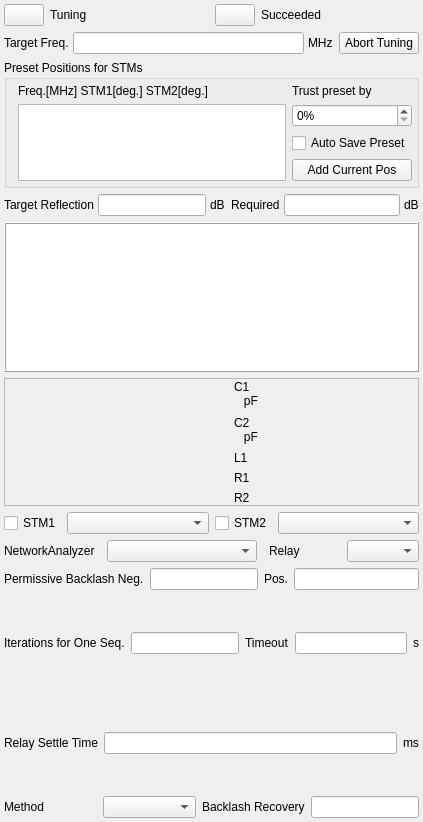
Old version of the form modules/nmr/autolctunerform.ui in the repository northriv/KAME.
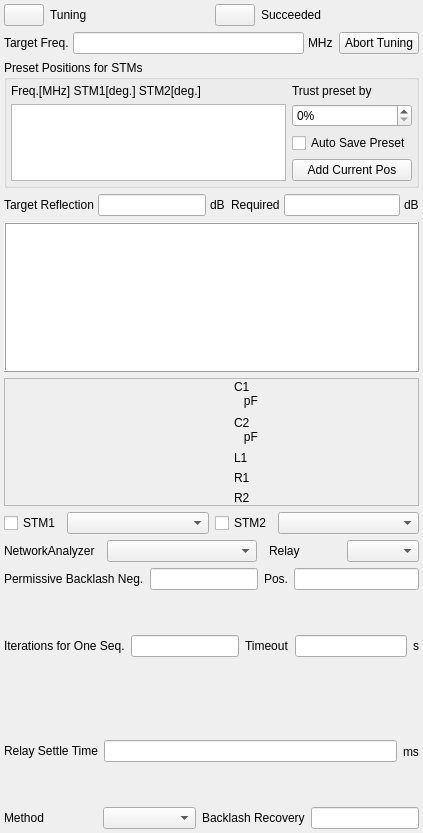
New version of the form. Icons and pictures are not drawn.

Commit message:
nmr/autolctuner: Qt Designer normalisation of the form
Reopened in Designer after the RelaySettleTime row was added: height 822 ->
833 for the new row, the gridLayout's leftMargin restored, and the label's
sizePolicy/text properties reordered into Designer's canonical order.  No
functional change; re-rendered offscreen and inspected.

Patch:
```diff
--- a/modules/nmr/autolctunerform.ui
+++ b/modules/nmr/autolctunerform.ui
@@ -7,7 +7,7 @@
     <x>0</x>
     <y>0</y>
     <width>423</width>
-    <height>822</height>
+    <height>833</height>
    </rect>
   </property>
   <property name="windowTitle">
@@ -150,6 +150,9 @@
        <string>Preset Positions for STMs</string>
       </property>
       <layout class="QGridLayout" name="gridLayout">
+       <property name="leftMargin">
+        <number>4</number>
+       </property>
        <property name="topMargin">
         <number>4</number>
        </property>
```
Left out of the diff: 12 changed lines with no effect on the pictures.
